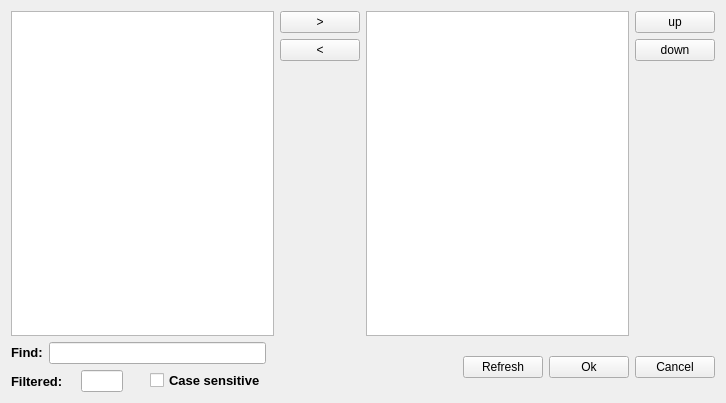
Qt form Continental_Measurement_System/signalselect.ui (jatson/Conti_Measurement_Software) before a commit.
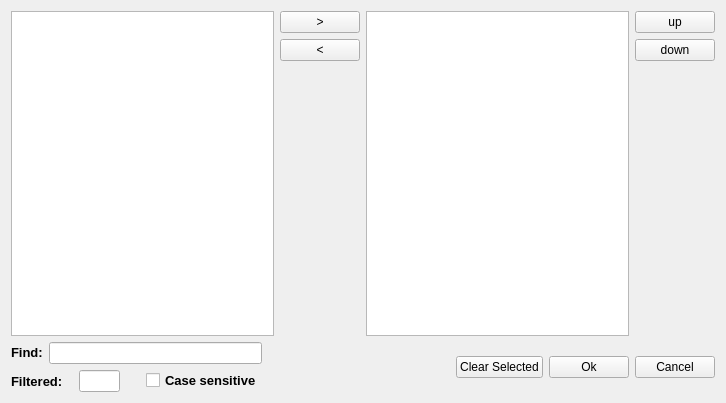
The same form after that commit.

```diff
--- a/Continental_Measurement_System/signalselect.ui
+++ b/Continental_Measurement_System/signalselect.ui
@@ -205,7 +205,7 @@
      <item>
       <widget class="QPushButton" name="pushButton_7">
        <property name="text">
-        <string>Refresh</string>
+        <string>Clear Selected</string>
        </property>
       </widget>
      </item>
```
Left out of the diff: 67 changed lines with no effect on the pictures.
